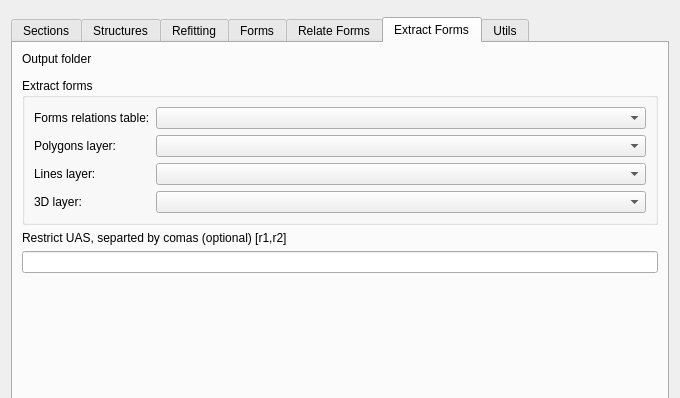
Old version of the form sugar_tools_dialog.ui in the repository psigcat/sugartools; both pictures show x 0 to 680 and y 0 to 398 of the 680 by 842 pixel window.
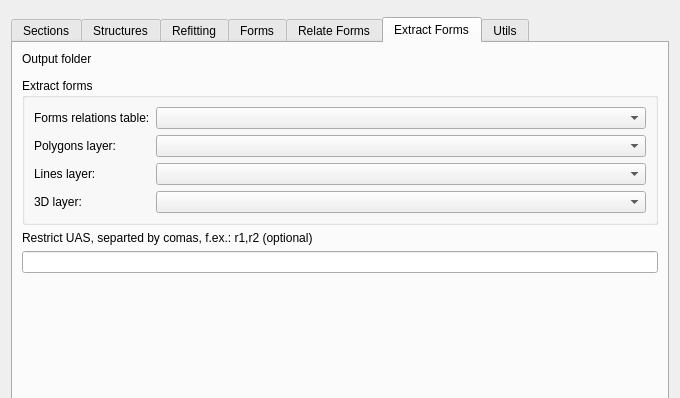
New version of the form. The open tabs and pages were chosen to show the change. Custom widgets are drawn as their Qt base class.

What changed in the file:
```diff
--- a/sugar_tools_dialog.ui
+++ b/sugar_tools_dialog.ui
@@ -843,7 +843,7 @@
        <item>
         <widget class="QLabel" name="label_31">
          <property name="text">
-          <string>Restrict UAS, separted by comas (optional) [r1,r2]</string>
+          <string>Restrict UAS, separted by comas, f.ex.: r1,r2 (optional)</string>
          </property>
         </widget>
        </item>
```
Left out of the diff: 2 changed lines with no effect on the pictures.
